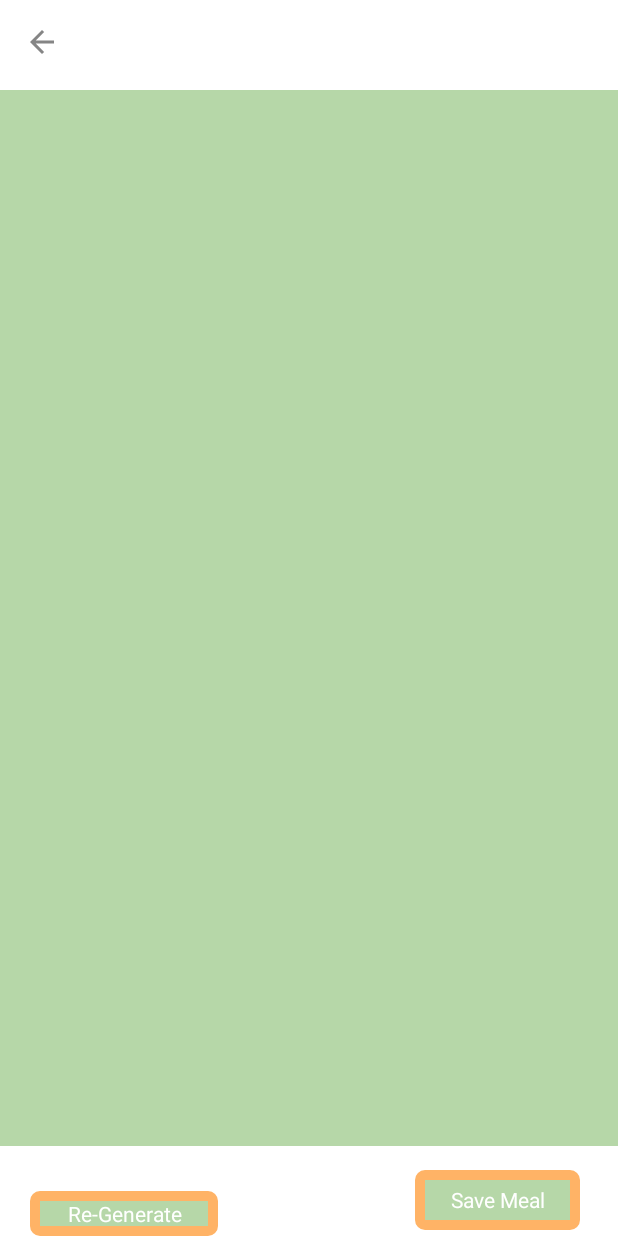
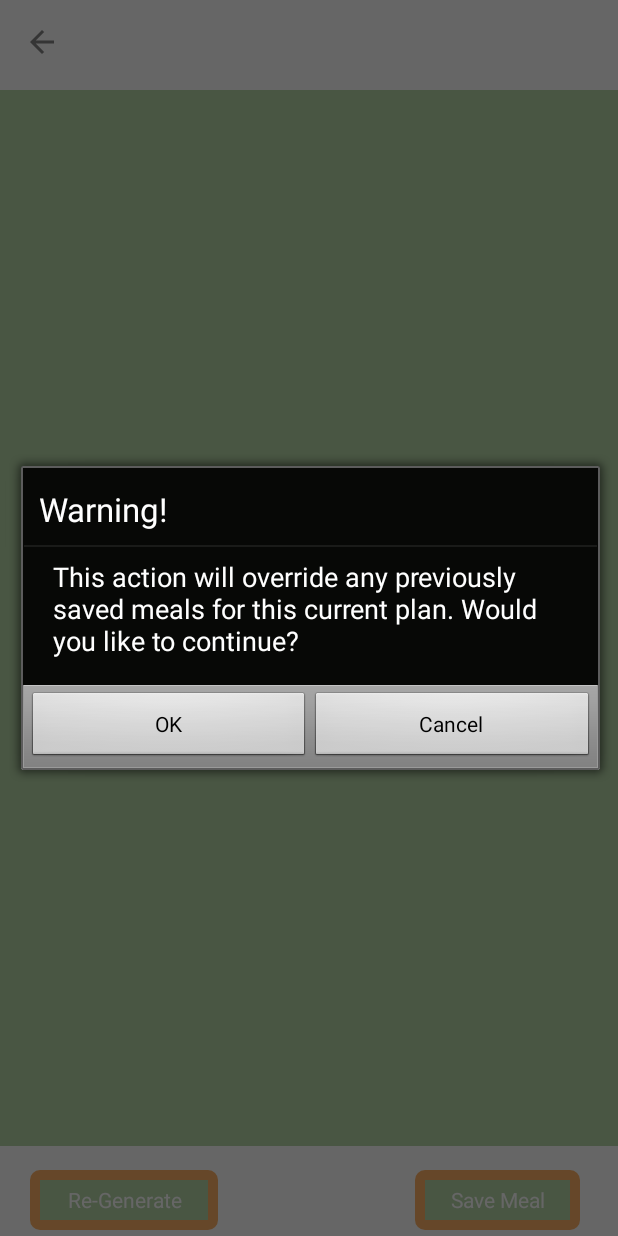
Before and after one commit to IanTDuncan/MealTime, an Android app built with Jetpack Compose: the MealResultActivity screen opened directly, with no data from a screen before it, after a tap on "Save Meal", on a phone screen of 412 x 824 dp. Run offline under Robolectric (Android 15) with nearby library versions, the phone set to English and light mode, and no system bars; our stand-ins replace Picasso; pictures from the network do not load.

Commit message:
XML and Popup Updates

```diff
--- a/MealTime1/app/src/main/java/com/example/mealtime1/MealResultActivity.kt
+++ b/MealTime1/app/src/main/java/com/example/mealtime1/MealResultActivity.kt
@@ -1,5 +1,7 @@
 package com.example.mealtime1
 
+import android.app.AlertDialog
+import android.content.Context
 import android.content.Intent
 import android.os.Bundle
 import android.util.Log
@@ -36,6 +38,13 @@ class MealResultActivity : ComponentActivity() {
         mealRecyclerView = findViewById(R.id.mealRecyclerView)
         mealRecyclerView.layoutManager = LinearLayoutManager(this)
 
+        val reminderbuilder = AlertDialog.Builder(this)
+        reminderbuilder.setTitle("Reminder")
+        reminderbuilder.setMessage("If you like this meal plan, don't forget to save it!")
+        reminderbuilder.setPositiveButton("OK", null)
+        val dialog: AlertDialog = reminderbuilder.create()
+        dialog.show()
+
         val dbHelper = DatabaseHelper(this)
 
         // Query the database for saved meals
@@ -49,10 +58,25 @@ class MealResultActivity : ComponentActivity() {
         }
 
         saveMealButton.setOnClickListener {
-            for (meal in meals) {
-                dbHelper.insertMeal(meal)
-                println("Meals Saved!")
+            val context: Context = saveMealButton.context
+
+            val builder = android.app.AlertDialog.Builder(context)
+            builder.setTitle("Warning!")
+            builder.setMessage("This action will override any previously saved meals for this current plan. Would you like to continue?")
+            builder.setPositiveButton("OK"){ dialog, _ ->
+                for (meal in meals) {
+                    val dialog = (saveMealButton.context as? AlertDialog)
+                    dialog?.dismiss()
+                    dbHelper.insertMeal(meal)
+                    println("Meals Saved!")
+                }
+                dialog.dismiss()
             }
+            builder.setNegativeButton("Cancel"){ dialog, _ ->
+                dialog.dismiss()
+            }
+            val dialog: AlertDialog = builder.create()
+            dialog.show()
         }
 
         backButton.setOnClickListener {
--- a/MealTime1/app/src/main/java/com/example/mealtime1/ShoppingListActivity.kt
+++ b/MealTime1/app/src/main/java/com/example/mealtime1/ShoppingListActivity.kt
@@ -34,7 +34,6 @@ class ShoppingListActivity : AppCompatActivity() {
         recyclerView = findViewById(R.id.recycler_view)
         addButton = findViewById(R.id.add_button)
         removeButton = findViewById(R.id.remove_button)
-        generateList = findViewById(R.id.generate_list_button)
 
         // Initialize Retrofit
         val retrofit = Retrofit.Builder()
@@ -64,6 +63,8 @@ class ShoppingListActivity : AppCompatActivity() {
             mealIds.forEach { ingredientCostList.addAll(existingIngredients) }
             adapter.notifyDataSetChanged()
         }
+
+
 
         // Set up buttons
         addButton.setOnClickListener {
--- a/MealTime1/app/src/main/res/layout/meal_result.xml
+++ b/MealTime1/app/src/main/res/layout/meal_result.xml
@@ -32,9 +32,10 @@
     <Button
         android:id="@+id/btn_go_back"
         android:layout_width="125dp"
-        android:layout_height="30dp"
+        android:layout_height="40dp"
         android:layout_marginStart="20dp"
         android:layout_marginTop="700dp"
+        android:layout_marginBottom="4dp"
         android:gravity="center"
         android:text="Re-Generate"
         android:background="@drawable/button_border"
--- a/MealTime1/app/src/main/res/layout/recipe_cost.xml
+++ b/MealTime1/app/src/main/res/layout/recipe_cost.xml
@@ -35,6 +35,7 @@
         android:text="Meal Name"
         android:textSize="18sp"
         android:textStyle="bold"
+        android:textColor="@color/lettuce_green"
         android:gravity="end" />
 
 </LinearLayout>
```
Also changed, not shown: MealTime1/app/src/main/java/com/example/mealtime1/MealAdapter.kt (+5 -3 lines), MealTime1/app/src/main/res/layout/shopping_list_activity.xml (+39 -10 lines).
